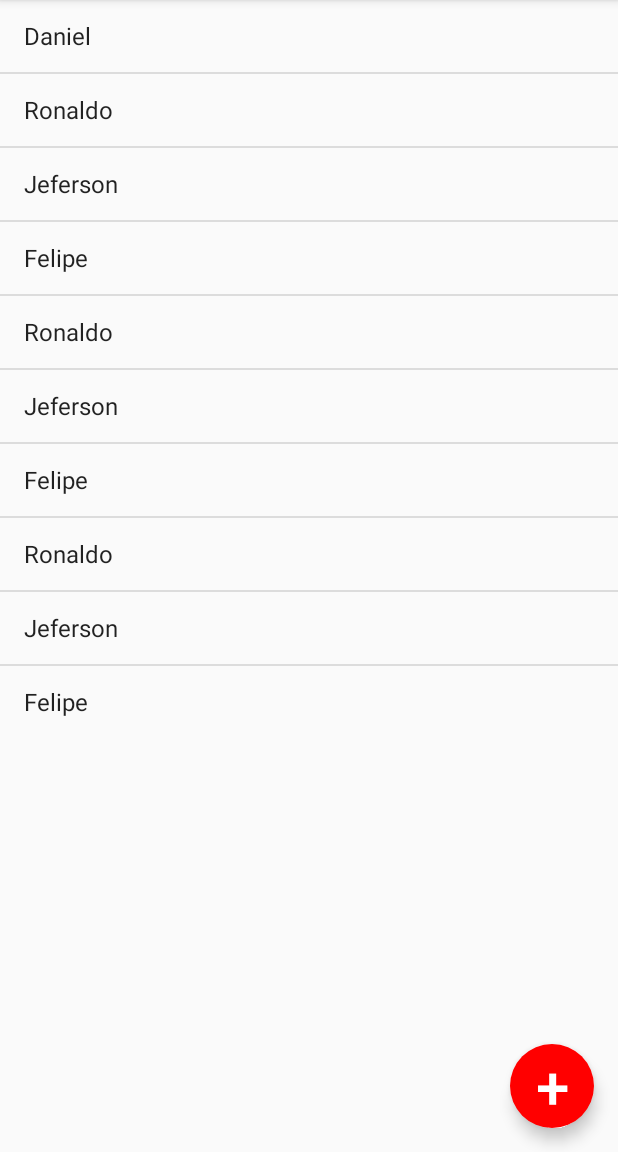
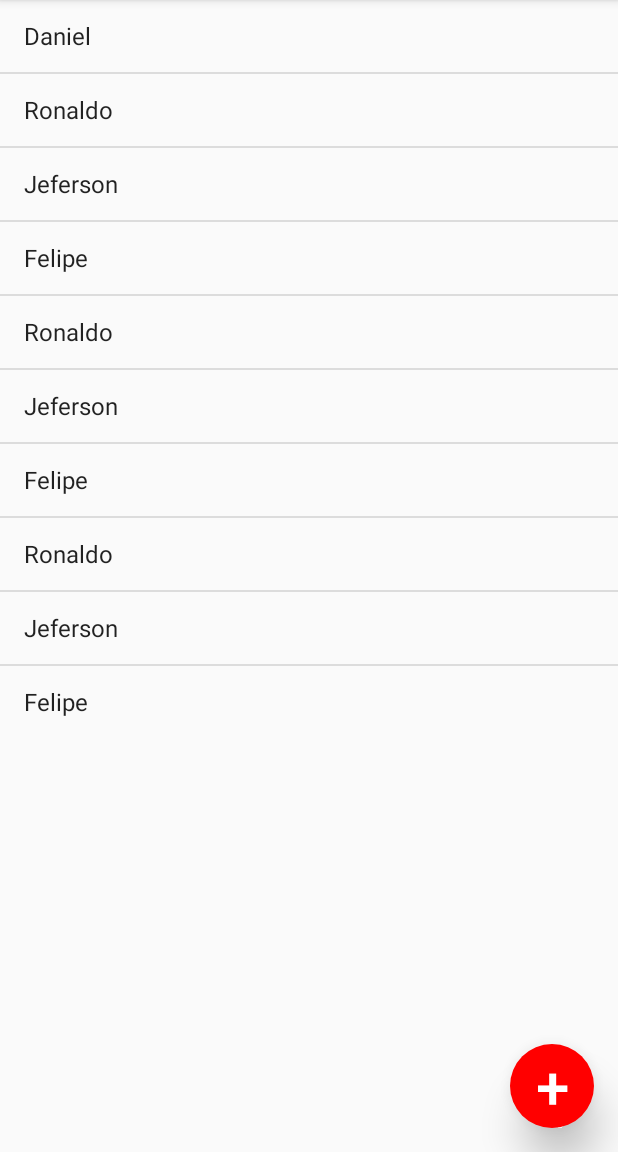
Before and after one commit to emersontorresamorim/agenda, an Android app: the screen it shows after launch (ListaAlunosActivity), on a phone screen of 412 x 824 dp, the part 84-1236 px from its top. Run offline under Robolectric (Android 15) with nearby library versions, the phone set to English and light mode, and no system bars.

Commit message:
Configurado navegacao entre a tela de lista e cadastro

```diff
--- a/app/src/main/java/br/com/alura/agenda/FormularioActivity.java
+++ b/app/src/main/java/br/com/alura/agenda/FormularioActivity.java
@@ -1,5 +1,6 @@
 package br.com.alura.agenda;
 
+import android.content.Intent;
 import android.support.v7.app.AppCompatActivity;
 import android.os.Bundle;
 import android.view.View;
@@ -18,6 +19,7 @@ public class FormularioActivity extends AppCompatActivity {
             @Override
             public void onClick(View v) {
                 Toast.makeText(FormularioActivity.this, "Aluno salvo com sucesso!", Toast.LENGTH_SHORT).show();
+                finish();
             }
         });
     }
--- a/app/src/main/java/br/com/alura/agenda/ListaAlunosActivity.java
+++ b/app/src/main/java/br/com/alura/agenda/ListaAlunosActivity.java
@@ -1,8 +1,11 @@
 package br.com.alura.agenda;
 
+import android.content.Intent;
 import android.support.v7.app.AppCompatActivity;
 import android.os.Bundle;
+import android.view.View;
 import android.widget.ArrayAdapter;
+import android.widget.Button;
 import android.widget.ListView;
 
 public class ListaAlunosActivity extends AppCompatActivity {
@@ -14,7 +17,17 @@ public class ListaAlunosActivity extends AppCompatActivity {
 
         String[] alunos = {"Daniel", "Ronaldo", "Jeferson", "Felipe", "Ronaldo", "Jeferson", "Felipe", "Ronaldo", "Jeferson", "Felipe"};
         ListView listaAlunos = (ListView) findViewById(R.id.lista_alunos);
-        ArrayAdapter<String> adapter = new ArrayAdapter<String>(this, android.R.layout.simple_list_item_1, alunos);
+        ArrayAdapter<String> adapter = new ArrayAdapter<>(this, android.R.layout.simple_list_item_1, alunos);
         listaAlunos.setAdapter(adapter);
+
+        Button novoAluno = (Button) findViewById(R.id.novo_aluno);
+        novoAluno.setOnClickListener(new View.OnClickListener() {
+            @Override
+            public void onClick(View v) {
+                Intent intentFormulario = new Intent(ListaAlunosActivity.this, FormularioActivity.class);
+                startActivity(intentFormulario);
+            }
+        });
+
     }
 }
--- a/app/src/main/res/layout/activity_lista_alunos.xml
+++ b/app/src/main/res/layout/activity_lista_alunos.xml
@@ -16,12 +16,13 @@
         android:textSize="40sp"
         android:layout_width="56dp"
         android:layout_height="56dp"
-        android:elevation="6dp"
+        android:elevation="16dp"
         android:layout_alignParentBottom="true"
         android:layout_alignParentRight="true"
         android:layout_marginBottom="16dp"
         android:layout_marginRight="16dp"
         android:background="@drawable/fundo"
-        android:stateListAnimator="@null"/>
+        android:stateListAnimator="@null"
+        android:id="@+id/novo_aluno" />
 
 </RelativeLayout>
```
